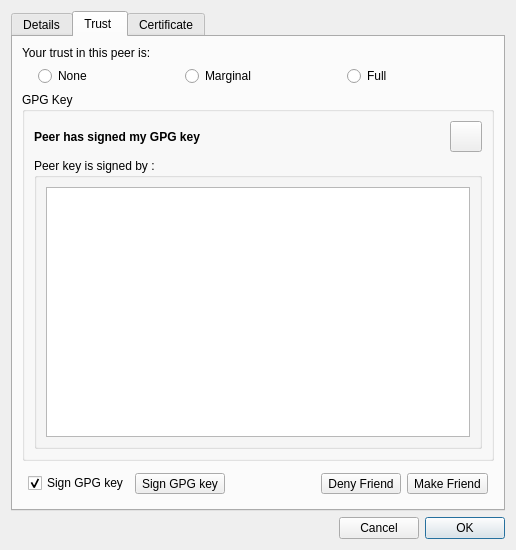
This is retroshare-gui/src/gui/connect/ConfCertDialog.ui in RetroShare/RetroShare as Qt 5 draws it before an edit. The edited form follows.
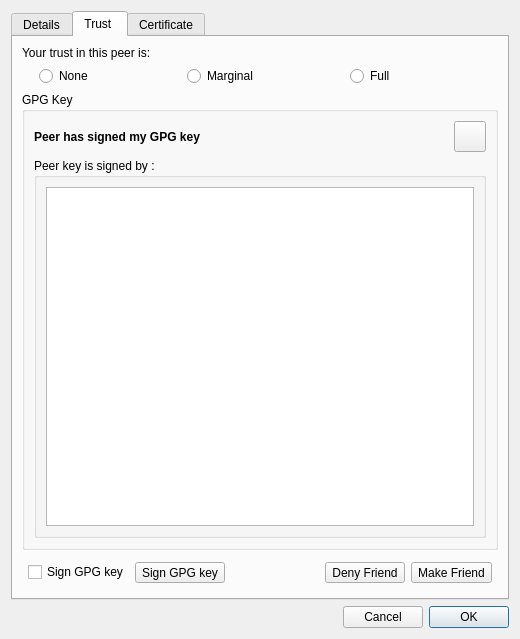
This is the edited form. The open tabs and pages were chosen to show the change. Icons and pictures are not drawn.

Commit message: made sign GPG key checkbox unchecked by default

```diff
--- a/retroshare-gui/src/gui/connect/ConfCertDialog.ui
+++ b/retroshare-gui/src/gui/connect/ConfCertDialog.ui
@@ -6,8 +6,8 @@
    <rect>
     <x>0</x>
     <y>0</y>
-    <width>516</width>
-    <height>544</height>
+    <width>520</width>
+    <height>639</height>
    </rect>
   </property>
   <property name="windowTitle">
@@ -501,7 +501,7 @@
             </size>
            </property>
            <property name="checked">
-            <bool>true</bool>
+            <bool>false</bool>
            </property>
           </widget>
          </item>
```
Left out of the diff: 2 changed lines with no effect on the pictures.
